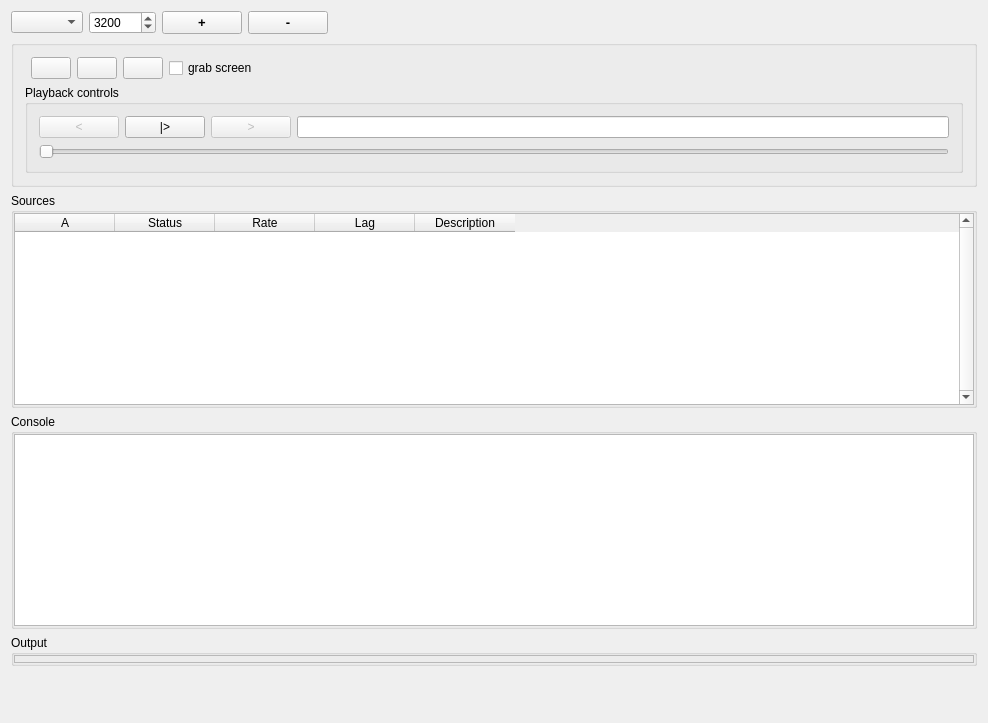
Old version of the form Code/Gui/MITK/Modules/IGIDataSourcesManager/niftkIGIDataSourceManagerWidget.ui in the repository NifTK/NifTK.
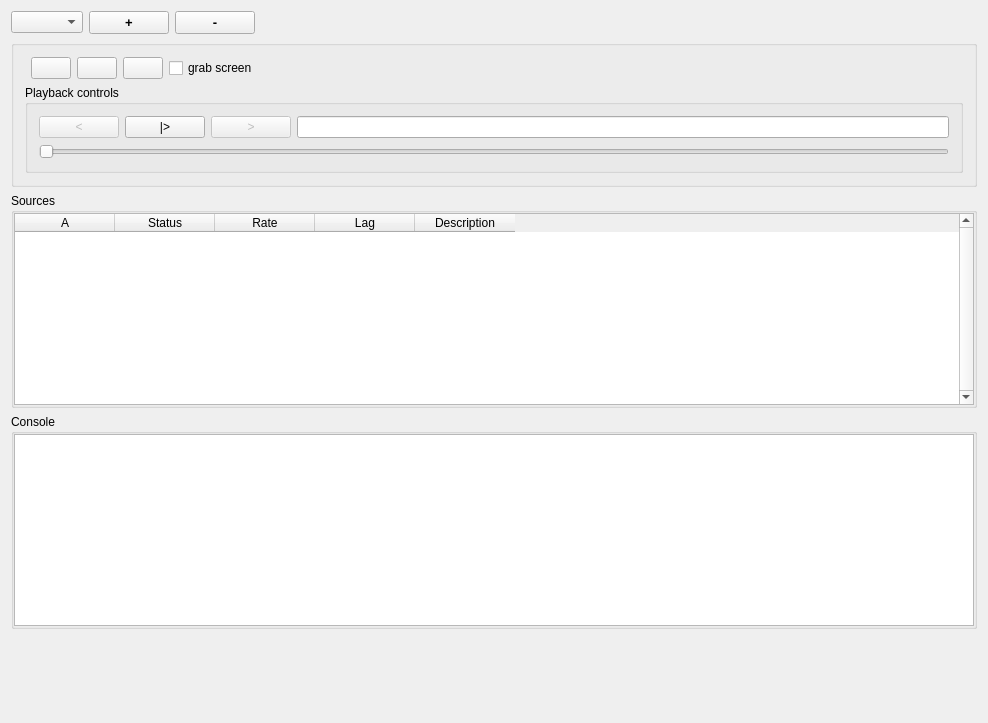
New version of the form. Custom widgets are drawn as their Qt base class.

Commit message: Issue #2586: Implement screen grab again

```diff
--- a/Code/Gui/MITK/Modules/IGIDataSourcesManager/niftkIGIDataSourceManagerWidget.ui
+++ b/Code/Gui/MITK/Modules/IGIDataSourcesManager/niftkIGIDataSourceManagerWidget.ui
@@ -28,16 +28,6 @@
      <item>
       <widget class="QComboBox" name="m_SourceSelectComboBox"/>
      </item>
-     <item>
-      <widget class="QSpinBox" name="m_PortNumberSpinBox">
-       <property name="maximum">
-        <number>999999</number>
-       </property>
-       <property name="value">
-        <number>3200</number>
-       </property>
-      </widget>
-     </item>
      <item>
       <widget class="QPushButton" name="m_AddSourcePushButton">
        <property name="font">
@@ -359,55 +349,6 @@
      </layout>
     </widget>
    </item>
-   <item>
-    <widget class="ctkCollapsibleGroupBox" name="m_ToolOutputGroupBox">
-     <property name="sizePolicy">
-      <sizepolicy hsizetype="Expanding" vsizetype="Expanding">
-       <horstretch>0</horstretch>
-       <verstretch>0</verstretch>
-      </sizepolicy>
-     </property>
-     <property name="title">
-      <string>Output</string>
-     </property>
-     <layout class="QVBoxLayout" name="verticalLayout">
-      <property name="spacing">
-       <number>0</number>
-      </property>
-      <property name="leftMargin">
-       <number>0</number>
-      </property>
-      <property name="topMargin">
-       <number>0</number>
-      </property>
-      <property name="rightMargin">
-       <number>0</number>
-      </property>
-      <property name="bottomMargin">
-       <number>0</number>
-      </property>
-      <item>
-       <widget class="QFrame" name="m_Frame">
-        <property name="sizePolicy">
-         <sizepolicy hsizetype="Expanding" vsizetype="Expanding">
-          <horstretch>0</horstretch>
-          <verstretch>0</verstretch>
-         </sizepolicy>
-        </property>
-        <property name="frameShape">
-         <enum>QFrame::StyledPanel</enum>
-        </property>
-        <property name="frameShadow">
-         <enum>QFrame::Raised</enum>
-        </property>
-        <property name="lineWidth">
-         <number>0</number>
-        </property>
-       </widget>
-      </item>
-     </layout>
-    </widget>
-   </item>
    <item>
     <spacer name="verticalSpacer">
      <property name="orientation">
```
The commit also changes 5 other files.
